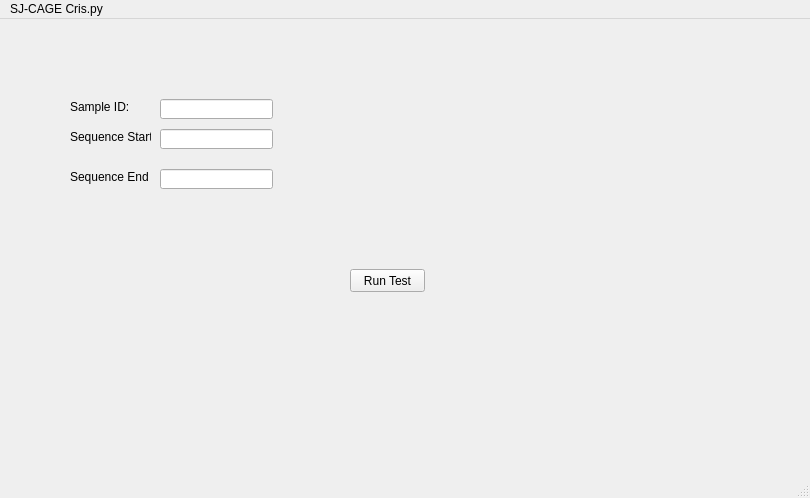
Qt form crisp_gui.ui (petehall6/crisp_gui) before a commit.
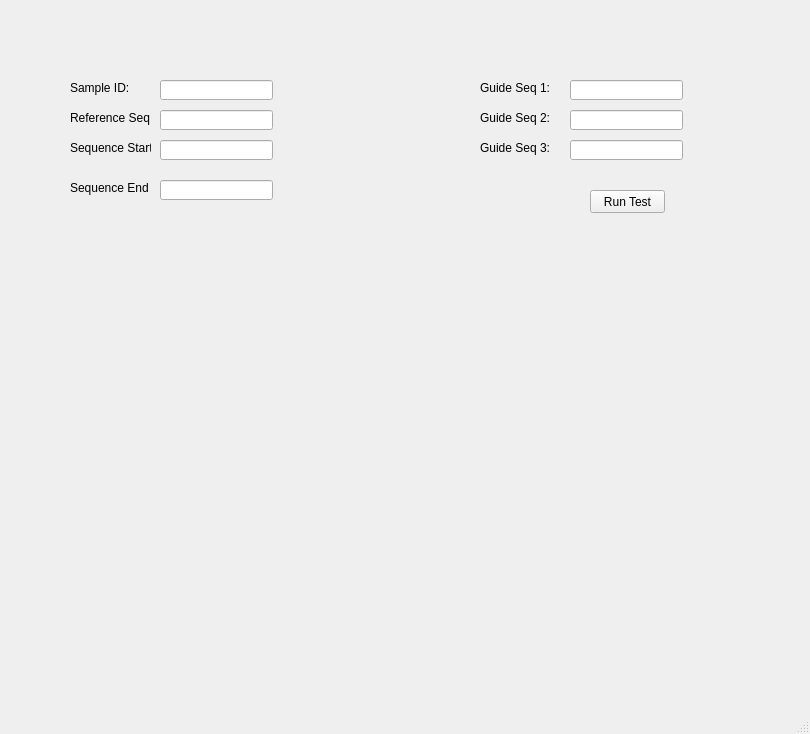
The same form after that commit.

Patch:
```diff
--- a/crisp_gui.ui
+++ b/crisp_gui.ui
@@ -7,7 +7,7 @@
     <x>0</x>
     <y>0</y>
     <width>810</width>
-    <height>498</height>
+    <height>734</height>
    </rect>
   </property>
   <property name="windowTitle">
@@ -41,7 +41,7 @@
     <property name="geometry">
      <rect>
       <x>160</x>
-      <y>110</y>
+      <y>140</y>
       <width>113</width>
       <height>20</height>
      </rect>
@@ -51,7 +51,7 @@
     <property name="geometry">
      <rect>
       <x>70</x>
-      <y>110</y>
+      <y>140</y>
       <width>81</width>
       <height>16</height>
      </rect>
@@ -64,7 +64,7 @@
     <property name="geometry">
      <rect>
       <x>160</x>
-      <y>150</y>
+      <y>180</y>
       <width>113</width>
       <height>20</height>
      </rect>
@@ -74,7 +74,7 @@
     <property name="geometry">
      <rect>
       <x>70</x>
-      <y>150</y>
+      <y>180</y>
       <width>81</width>
       <height>16</height>
      </rect>
@@ -86,8 +86,8 @@
    <widget class="QPushButton" name="pushButton">
     <property name="geometry">
      <rect>
-      <x>350</x>
-      <y>250</y>
+      <x>590</x>
+      <y>190</y>
       <width>75</width>
       <height>23</height>
      </rect>
@@ -96,22 +96,98 @@
      <string>Run Test</string>
     </property>
    </widget>
-  </widget>
-  <widget class="QMenuBar" name="menubar">
-   <property name="geometry">
-    <rect>
-     <x>0</x>
-     <y>0</y>
-     <width>810</width>
-     <height>21</height>
-    </rect>
-   </property>
-   <widget class="QMenu" name="menuSJ_CAGE_Cris_py">
-    <property name="title">
-     <string>SJ-CAGE Cris.py</string>
+   <widget class="QLabel" name="refSeqLbl">
+    <property name="geometry">
+     <rect>
+      <x>70</x>
+      <y>110</y>
+      <width>81</width>
+      <height>16</height>
+     </rect>
     </property>
+    <property name="text">
+     <string>Reference Seq:</string>
+    </property>
    </widget>
-   <addaction name="menuSJ_CAGE_Cris_py"/>
+   <widget class="QLineEdit" name="refSeqBx">
+    <property name="geometry">
+     <rect>
+      <x>160</x>
+      <y>110</y>
+      <width>113</width>
+      <height>20</height>
+     </rect>
+    </property>
+   </widget>
+   <widget class="QLabel" name="guideSeq3Lbl">
+    <property name="geometry">
+     <rect>
+      <x>480</x>
+      <y>140</y>
+      <width>81</width>
+      <height>16</height>
+     </rect>
+    </property>
+    <property name="text">
+     <string>Guide Seq 3:</string>
+    </property>
+   </widget>
+   <widget class="QLabel" name="guideSeq2Lbl">
+    <property name="geometry">
+     <rect>
+      <x>480</x>
+      <y>110</y>
+      <width>81</width>
+      <height>16</height>
+     </rect>
+    </property>
+    <property name="text">
+     <string>Guide Seq 2:</string>
+    </property>
+   </widget>
+   <widget class="QLineEdit" name="guideSeq3Bx">
+    <property name="geometry">
+     <rect>
+      <x>570</x>
+      <y>140</y>
+      <width>113</width>
+      <height>20</height>
+     </rect>
+    </property>
+   </widget>
+   <widget class="QLabel" name="guideSeq1Lbl">
+    <property name="geometry">
+     <rect>
+      <x>480</x>
+      <y>80</y>
+      <width>81</width>
+      <height>16</height>
+     </rect>
+    </property>
+    <property name="text">
+     <string>Guide Seq 1:</string>
+    </property>
+   </widget>
+   <widget class="QLineEdit" name="guideSeq1Bx">
+    <property name="geometry">
+     <rect>
+      <x>570</x>
+      <y>80</y>
+      <width>113</width>
+      <height>20</height>
+     </rect>
+    </property>
+   </widget>
+   <widget class="QLineEdit" name="guideSeq2Bx">
+    <property name="geometry">
+     <rect>
+      <x>570</x>
+      <y>110</y>
+      <width>113</width>
+      <height>20</height>
+     </rect>
+    </property>
+   </widget>
   </widget>
   <widget class="QStatusBar" name="statusbar"/>
  </widget>
```
